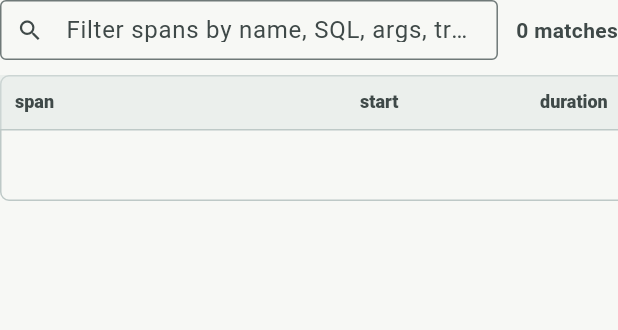
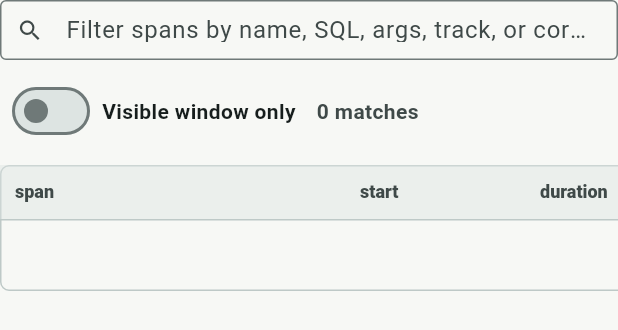
Before and after one commit to danReynolds/tracelite, a Flutter app: the SpanIndexPanel widget shown alone on an empty page, opened directly with empty values, on a phone screen of 412 x 824 dp. Shown: the top 330 px of the screen. Run offline on Flutter 3.47's test engine with Material 3 defaults, Android fonts, the phone set to English and light mode, and no system bars; missing offline and left inert: dart:ffi, file_selector.

Commit message:
Scope visualizer span index to viewport

```diff
--- a/tool/visualizer_app/lib/main.dart
+++ b/tool/visualizer_app/lib/main.dart
@@ -415,6 +415,7 @@ class _TracePageState extends State<TracePage> {
   TraceSpan? _selectedSpan;
   _VisibleRange? _visibleRange;
   String _spanFilter = '';
+  bool _spanIndexVisibleOnly = false;
 
   @override
   void dispose() {
@@ -431,6 +432,7 @@ class _TracePageState extends State<TracePage> {
     if (oldWidget.workspace != widget.workspace) {
       _selectedSpan = null;
       _visibleRange = null;
+      _spanIndexVisibleOnly = false;
     }
   }
 
@@ -438,8 +440,13 @@ class _TracePageState extends State<TracePage> {
   Widget build(BuildContext context) {
     final traces = widget.workspace.traces;
     final trace = traces.isEmpty ? null : traces[_selectedIndex];
-    final matchingSpans = trace == null ? <TraceSpan>[] : _matchingSpans(trace);
     final visibleRange = trace == null ? null : _visibleRangeFor(trace);
+    final allMatchingSpans = trace == null
+        ? <TraceSpan>[]
+        : _matchingSpans(trace);
+    final matchingSpans = trace == null
+        ? <TraceSpan>[]
+        : _spanIndexMatches(allMatchingSpans, visibleRange);
     final visibleSpans = trace == null || visibleRange == null
         ? <TraceSpan>[]
         : _visibleSpans(trace, visibleRange);
@@ -541,6 +548,12 @@ class _TracePageState extends State<TracePage> {
                             'Hover to preview. Click near a tiny bar or a span row to pin it in the inspector.',
                       ),
                       _ToolGuideEntry(
+                        icon: Icons.filter_alt,
+                        title: 'Span Index',
+                        body:
+                            'Search by span, SQL, args, track, or correlation, then limit results to the visible window.',
+                      ),
+                      _ToolGuideEntry(
                         icon: Icons.keyboard,
                         title: 'Keyboard',
                         body:
@@ -570,10 +583,15 @@ class _TracePageState extends State<TracePage> {
                   child: SpanIndexPanel(
                     trace: trace,
                     spans: matchingSpans,
+                    totalMatches: allMatchingSpans.length,
+                    visibleOnly: _spanIndexVisibleOnly,
                     selected: _selectedSpan,
                     filterController: _spanFilterController,
                     onFilterChanged: (value) {
                       setState(() => _spanFilter = value.trim());
+                    },
+                    onVisibleOnlyChanged: (value) {
+                      setState(() => _spanIndexVisibleOnly = value);
                     },
                     onSelected: (span) {
                       setState(() => _selectedSpan = span);
@@ -607,6 +625,24 @@ class _TracePageState extends State<TracePage> {
           return b.durationNs.compareTo(a.durationNs);
         });
     return spans;
+  }
+
+  List<TraceSpan> _spanIndexMatches(
+    List<TraceSpan> allMatches,
+    _VisibleRange? visibleRange,
+  ) {
+    if (!_spanIndexVisibleOnly || visibleRange == null) {
+      return allMatches;
+    }
+    return [
+      for (final span in allMatches)
+        if (_spanOverlapsRange(span, visibleRange)) span,
+    ];
+  }
+
+  bool _spanOverlapsRange(TraceSpan span, _VisibleRange range) {
+    final endNs = math.max(span.startNs + 1, span.endNs ?? span.startNs + 1);
+    return endNs > range.startNs && span.startNs < range.endNs;
   }
 
   _VisibleRange _visibleRangeFor(TraceDocument trace) {
@@ -2405,17 +2441,23 @@ class SpanIndexPanel extends StatelessWidget {
     super.key,
     required this.trace,
     required this.spans,
+    required this.totalMatches,
+    required this.visibleOnly,
     required this.selected,
     required this.filterController,
     required this.onFilterChanged,
+    required this.onVisibleOnlyChanged,
     required this.onSelected,
   });
 
   final TraceDocument trace;
   final List<TraceSpan> spans;
+  final int totalMatches;
+  final bool visibleOnly;
   final TraceSpan? selected;
   final TextEditingController filterController;
   final ValueChanged<String> onFilterChanged;
+  final ValueChanged<bool> onVisibleOnlyChanged;
   final ValueChanged<TraceSpan> onSelected;
 
   @override
@@ -2428,10 +2470,9 @@ class SpanIndexPanel extends StatelessWidget {
     return Column(
       crossAxisAlignment: CrossAxisAlignment.stretch,
       children: [
-        Row(
-          children: [
-            Expanded(
-              child: TextField(
+        LayoutBuilder(
+          builder: (context, constraints) {
+            final search = TextField(
               controller: filterController,
               onChanged: onFilterChanged,
               decoration: const InputDecoration(
@@ -2441,17 +2482,31 @@ class SpanIndexPanel extends StatelessWidget {
                 labelText:
                     'Filter spans by name, SQL, args, track, or correlation',
               ),
-              ),
-            ),
+            );
+            final tools = _SpanIndexScopeTools(
+              visibleOnly: visibleOnly,
+              visibleMatches: spans.length,
+              totalMatches: totalMatches,
+              onVisibleOnlyChanged: onVisibleOnlyChanged,
+            );
+            if (constraints.maxWidth < 780) {
+              return Column(
+                crossAxisAlignment: CrossAxisAlignment.stretch,
+                children: [
+                  search,
+                  const SizedBox(height: 8),
+                  Align(alignment: Alignment.centerLeft, child: tools),
+                ],
+              );
+            }
+            return Row(
+              children: [
+                Expanded(child: search),
                 const SizedBox(width: 12),
-            Text(
-              '${spans.length} matches',
-              style: TextStyle(
-                color: colors.onSurfaceVariant,
-                fontWeight: FontWeight.w700,
-              ),
-            ),
-          ],
+                tools,
+              ],
+            );
+          },
         ),
         const SizedBox(height: 10),
         SizedBox(
@@ -2514,6 +2569,68 @@ class SpanIndexPanel extends StatelessWidget {
   }
 }
 
+class _SpanIndexScopeTools extends StatelessWidget {
+  const _SpanIndexScopeTools({
+    required this.visibleOnly,
+    required this.visibleMatches,
+    required this.totalMatches,
+    required this.onVisibleOnlyChanged,
+  });
+
+  final bool visibleOnly;
+  final int visibleMatches;
+  final int totalMatches;
+  final ValueChanged<bool> onVisibleOnlyChanged;
+
+  @override
+  Widget build(BuildContext context) {
+    final colors = Theme.of(context).colorScheme;
+    final countLabel = visibleOnly
+        ? '$visibleMatches/$totalMatches matches'
+        : '$visibleMatches matches';
+    return Wrap(
+      spacing: 10,
+      runSpacing: 8,
+      crossAxisAlignment: WrapCrossAlignment.center,
+      children: [
+        Tooltip(
+          message:
+              'Limit the span index to rows overlapping the current timeline window',
+          child: InkWell(
+            borderRadius: BorderRadius.circular(6),
+            onTap: () => onVisibleOnlyChanged(!visibleOnly),
+            child: Padding(
+              padding: const EdgeInsets.symmetric(horizontal: 4, vertical: 2),
+              child: Row(
+                mainAxisSize: MainAxisSize.min,
+                children: [
+                  Switch(
+                    key: const ValueKey('span-index-visible-toggle'),
+                    value: visibleOnly,
+                    onChanged: onVisibleOnlyChanged,
+                  ),
+                  const SizedBox(width: 4),
+                  const Text(
+                    'Visible window only',
+                    style: TextStyle(fontWeight: FontWeight.w700),
+                  ),
+                ],
+              ),
+            ),
+          ),
+        ),
+        Text(
+          countLabel,
+          style: TextStyle(
+            color: colors.onSurfaceVariant,
+            fontWeight: FontWeight.w700,
+          ),
+        ),
+      ],
+    );
+  }
+}
+
 const double _spanIndexRowHeight = 42;
 const double _spanIndexSpanWidth = 230;
 const double _spanIndexStartWidth = 120;
```
Also changed, not shown: 2 other files. Lines whose indentation alone changed are shown as unchanged.
